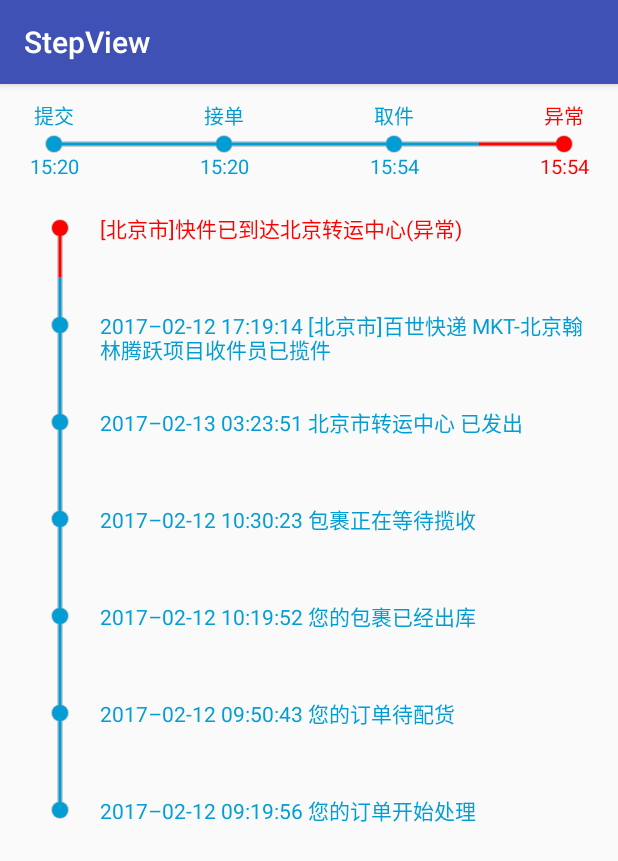
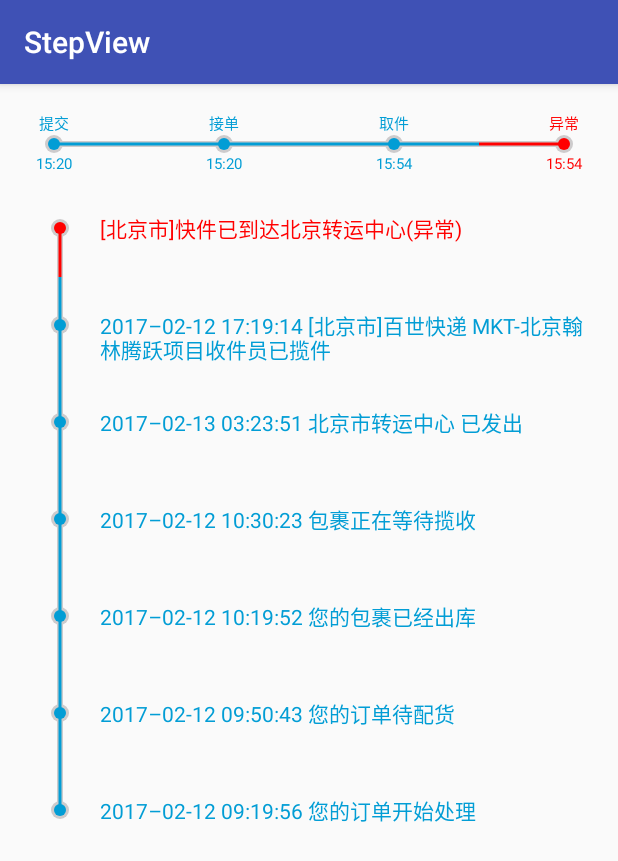
Before and after one commit to zhangxuyang321/StepView, an Android app: the screen it shows after launch (MainActivity), on a phone screen of 412 x 824 dp. Shown: the top 861 px of the screen. Run offline under Robolectric (Android 15) with nearby library versions, the phone set to English and light mode, and no system bars.

Commit message:
版本1.0.1 更改示例

```diff
--- a/app/src/main/res/layout/activity_main.xml
+++ b/app/src/main/res/layout/activity_main.xml
@@ -9,10 +9,14 @@
         android:id="@+id/hflowview"
         android:layout_width="match_parent"
         android:layout_height="80dp"
+        android:paddingLeft="30dp"
+        app:h_bg_radius="6dp"
         app:h_bg_width='4dp'
-        app:h_bg_radius="6dp"
+        app:h_pro_radius='4dp'
         app:h_pro_width="2dp"
-        android:paddingLeft="30dp" />
+        app:h_text_padding='10dp'
+        app:h_textsize='10dp'
+        app:h_time_padding='17dp' />
 
     <com.xyz.step.FlowViewVertical
         android:id="@+id/vflowview"
@@ -22,10 +26,12 @@
         android:paddingRight="10dp"
         android:paddingTop="10dp"
         app:v_bgPositionX="40dp"
-        app:v_textsize="14dp"
+        app:v_bg_radius="6dp"
         app:v_bg_width="4dp"
-        app:v_bg_radius="6dp"
+        app:v_interval="65dp"
+        app:v_max_step="7"
+        app:v_pro_radius='4dp'
         app:v_pro_width="2dp"
-        app:v_interval="65dp"
-        app:v_max_step="7" />
+        app:v_textMoveTop="7dp"
+        app:v_textsize="14dp" />
 </LinearLayout>
--- a/step/src/main/java/com/xyz/step/FlowViewHorizontal.java
+++ b/step/src/main/java/com/xyz/step/FlowViewHorizontal.java
@@ -35,7 +35,7 @@ public class FlowViewHorizontal extends View {
     private int proStep;
     private int interval;
     private String[] titles = {"提交", "接单", "取件", "配送", "完成"};
-    private String[] times;
+    private String[] times={"12:20"};
     private Map<String, String> map;
 
     public FlowViewHorizontal(Context context) {
```
Also changed, not shown: build.gradle (line endings or trailing spaces).
